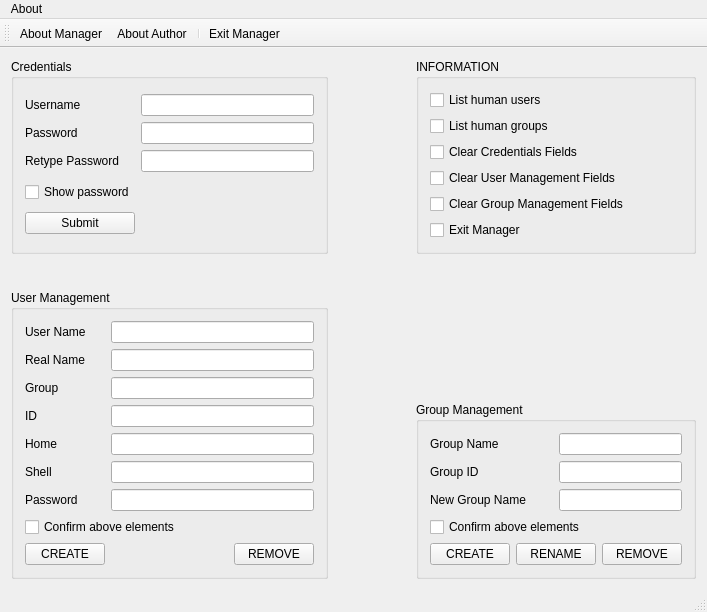
First picture: the form in manager.ui, repository dimkatsi91/Manager, before the edit.
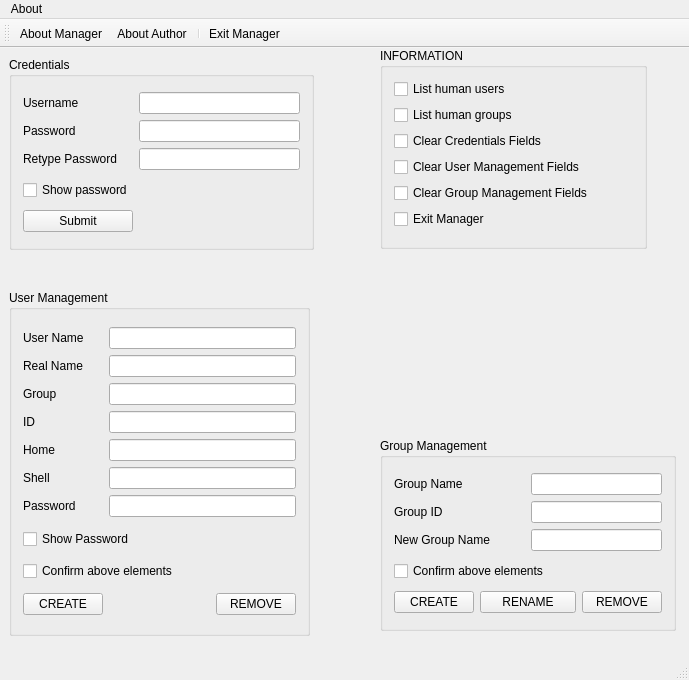
Second picture: the form after the edit. Icons and pictures are not drawn.

Commit message: Added show password in user mgmnt section

```diff
--- a/manager.ui
+++ b/manager.ui
@@ -6,17 +6,23 @@
    <rect>
     <x>0</x>
     <y>0</y>
-    <width>707</width>
-    <height>612</height>
+    <width>689</width>
+    <height>680</height>
    </rect>
   </property>
   <property name="windowTitle">
    <string>Welcome to Linux Manager</string>
   </property>
   <widget class="QWidget" name="centralWidget">
-   <layout class="QGridLayout" name="gridLayout_5">
-    <item row="0" column="0">
      <widget class="QGroupBox" name="Credentials_groupBox">
+    <property name="geometry">
+     <rect>
+      <x>9</x>
+      <y>9</y>
+      <width>305</width>
+      <height>193</height>
+     </rect>
+    </property>
       <property name="title">
        <string>Credentials</string>
       </property>
@@ -75,99 +81,15 @@
        </item>
       </layout>
      </widget>
-    </item>
-    <item row="0" column="1">
-     <spacer name="horizontalSpacer_2">
-      <property name="orientation">
-       <enum>Qt::Horizontal</enum>
-      </property>
-      <property name="sizeHint" stdset="0">
-       <size>
-        <width>62</width>
-        <height>20</height>
-       </size>
-      </property>
-     </spacer>
-    </item>
-    <item row="0" column="2">
-     <widget class="QGroupBox" name="Information_groupBox">
-      <property name="title">
-       <string>INFORMATION</string>
-      </property>
-      <layout class="QGridLayout" name="gridLayout_4">
-       <item row="0" column="0">
-        <widget class="QCheckBox" name="human_users_checkBox">
-         <property name="text">
-          <string>List human users</string>
-         </property>
-        </widget>
-       </item>
-       <item row="1" column="0">
-        <widget class="QCheckBox" name="human_groups_checkBox">
-         <property name="text">
-          <string>List human groups</string>
-         </property>
-        </widget>
-       </item>
-       <item row="2" column="0">
-        <widget class="QCheckBox" name="clear_credentials_checkBox">
-         <property name="text">
-          <string>Clear Credentials Fields</string>
-         </property>
-        </widget>
-       </item>
-       <item row="3" column="0">
-        <widget class="QCheckBox" name="clear_user_fields_checkBox">
-         <property name="text">
-          <string>Clear User Management Fields</string>
-         </property>
-        </widget>
-       </item>
-       <item row="4" column="0">
-        <widget class="QCheckBox" name="clear_group_fields_checkBox">
-         <property name="text">
-          <string>Clear Group Management Fields</string>
-         </property>
-        </widget>
-       </item>
-       <item row="5" column="0">
-        <widget class="QCheckBox" name="exit_manager_checkBox">
-         <property name="text">
-          <string>Exit Manager</string>
-         </property>
-        </widget>
-       </item>
-      </layout>
-     </widget>
-    </item>
-    <item row="1" column="0">
-     <spacer name="verticalSpacer">
-      <property name="orientation">
-       <enum>Qt::Vertical</enum>
-      </property>
-      <property name="sizeHint" stdset="0">
-       <size>
-        <width>20</width>
-        <height>17</height>
-       </size>
-      </property>
-     </spacer>
-    </item>
-    <item row="1" column="2" rowspan="2">
-     <spacer name="verticalSpacer_2">
-      <property name="orientation">
-       <enum>Qt::Vertical</enum>
-      </property>
-      <property name="sizeHint" stdset="0">
-       <size>
-        <width>20</width>
-        <height>121</height>
-       </size>
-      </property>
-     </spacer>
-    </item>
-    <item row="2" column="0" rowspan="2">
      <widget class="QGroupBox" name="user_groupBox">
+    <property name="geometry">
+     <rect>
+      <x>9</x>
+      <y>242</y>
+      <width>301</width>
+      <height>346</height>
+     </rect>
+    </property>
       <property name="title">
        <string>User Management</string>
       </property>
@@ -250,58 +172,115 @@
          </item>
         </layout>
        </item>
-       <item row="1" column="0" colspan="3">
+     <item row="1" column="0" colspan="2">
+      <widget class="QCheckBox" name="show_new_user_password_checkBox">
+       <property name="text">
+        <string>Show Password</string>
+       </property>
+      </widget>
+     </item>
+     <item row="2" column="0" colspan="2">
         <widget class="QCheckBox" name="confirm_user_stuff_checkBox">
          <property name="text">
           <string>Confirm above elements</string>
          </property>
         </widget>
        </item>
-       <item row="2" column="0">
+     <item row="3" column="0">
         <widget class="QPushButton" name="create_new_user_button">
          <property name="text">
           <string>CREATE</string>
          </property>
         </widget>
        </item>
-       <item row="2" column="1">
-        <spacer name="horizontalSpacer">
-         <property name="orientation">
-          <enum>Qt::Horizontal</enum>
-         </property>
-         <property name="sizeHint" stdset="0">
-          <size>
-           <width>117</width>
-           <height>20</height>
-          </size>
-         </property>
-        </spacer>
-       </item>
-       <item row="2" column="2">
-        <widget class="QPushButton" name="remove_user_button">
-         <property name="text">
-          <string>REMOVE</string>
-         </property>
-        </widget>
-       </item>
-      </layout>
-     </widget>
-    </item>
     <item row="3" column="1">
-     <spacer name="horizontalSpacer_3">
+      <spacer name="horizontalSpacer">
       <property name="orientation">
        <enum>Qt::Horizontal</enum>
       </property>
       <property name="sizeHint" stdset="0">
        <size>
-        <width>62</width>
+         <width>102</width>
         <height>20</height>
        </size>
       </property>
      </spacer>
     </item>
     <item row="3" column="2">
+      <widget class="QPushButton" name="remove_user_button">
+       <property name="text">
+        <string>REMOVE</string>
+       </property>
+      </widget>
+     </item>
+    </layout>
+   </widget>
+   <widget class="QGroupBox" name="Information_groupBox">
+    <property name="geometry">
+     <rect>
+      <x>380</x>
+      <y>0</y>
+      <width>267</width>
+      <height>201</height>
+     </rect>
+    </property>
+    <property name="title">
+     <string>INFORMATION</string>
+    </property>
+    <layout class="QGridLayout" name="gridLayout_4">
+     <item row="3" column="0">
+      <widget class="QCheckBox" name="clear_user_fields_checkBox">
+       <property name="text">
+        <string>Clear User Management Fields</string>
+       </property>
+      </widget>
+     </item>
+     <item row="5" column="0">
+      <widget class="QCheckBox" name="exit_manager_checkBox">
+       <property name="text">
+        <string>Exit Manager</string>
+       </property>
+      </widget>
+     </item>
+     <item row="4" column="0">
+      <widget class="QCheckBox" name="clear_group_fields_checkBox">
+       <property name="text">
+        <string>Clear Group Management Fields</string>
+       </property>
+      </widget>
+     </item>
+     <item row="2" column="0">
+      <widget class="QCheckBox" name="clear_credentials_checkBox">
+       <property name="text">
+        <string>Clear Credentials Fields</string>
+       </property>
+      </widget>
+     </item>
+     <item row="0" column="0">
+      <widget class="QCheckBox" name="human_users_checkBox">
+       <property name="text">
+        <string>List human users</string>
+       </property>
+      </widget>
+     </item>
+     <item row="1" column="0">
+      <widget class="QCheckBox" name="human_groups_checkBox">
+       <property name="text">
+        <string>List human groups</string>
+       </property>
+      </widget>
+     </item>
+    </layout>
+   </widget>
      <widget class="QGroupBox" name="groups_groupBox">
+    <property name="geometry">
+     <rect>
+      <x>380</x>
+      <y>390</y>
+      <width>296</width>
+      <height>193</height>
+     </rect>
+    </property>
       <property name="title">
        <string>Group Management</string>
       </property>
@@ -374,15 +353,13 @@
        </item>
       </layout>
      </widget>
-    </item>
-   </layout>
   </widget>
   <widget class="QMenuBar" name="menuBar">
    <property name="geometry">
     <rect>
      <x>0</x>
      <y>0</y>
-     <width>707</width>
+     <width>689</width>
      <height>22</height>
     </rect>
    </property>
```
Lines whose indentation alone changed are shown as unchanged. The commit also changes 2 other files.
